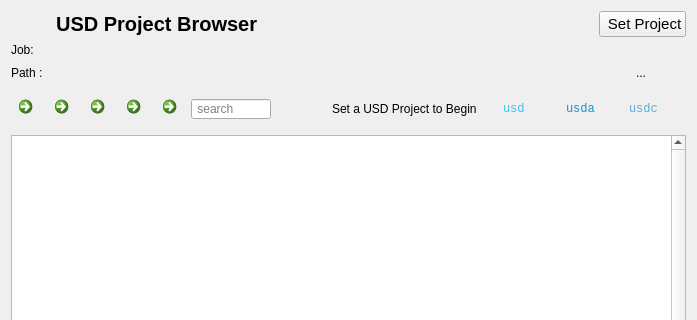
This is projectview.ui in scmacoll/USDbrowserdrafts as Qt 5 draws it before an edit; both pictures show x 0 to 697 and y 0 to 320 of the 697 by 772 pixel window. The edited form follows.
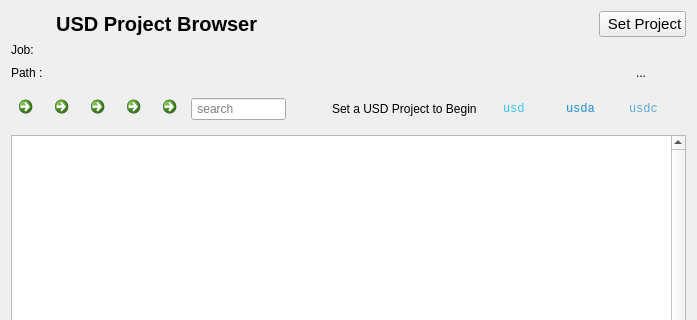
This is the edited form. Icons and pictures are not drawn.

Commit message: cleaned up init label

```diff
--- a/projectview.ui
+++ b/projectview.ui
@@ -267,21 +267,33 @@
           <bool>true</bool>
          </property>
          <property name="sizePolicy">
-          <sizepolicy hsizetype="Fixed" vsizetype="Fixed">
-           <horstretch>0</horstretch>
+          <sizepolicy hsizetype="Preferred" vsizetype="Preferred">
+           <horstretch>1</horstretch>
            <verstretch>0</verstretch>
           </sizepolicy>
          </property>
          <property name="minimumSize">
-          <size>
-           <width>40</width>
-           <height>0</height>
-          </size>
-         </property>
-         <property name="maximumSize">
           <size>
            <width>80</width>
-           <height>20</height>
+           <height>0</height>
+          </size>
+         </property>
+         <property name="maximumSize">
+          <size>
+           <width>100000</width>
+           <height>100000</height>
+          </size>
+         </property>
+         <property name="sizeIncrement">
+          <size>
+           <width>1</width>
+           <height>0</height>
+          </size>
+         </property>
+         <property name="baseSize">
+          <size>
+           <width>1</width>
+           <height>0</height>
           </size>
          </property>
          <property name="font">
@@ -310,25 +322,23 @@
         </widget>
        </item>
        <item>
-        <widget class="QLabel" name="cmtlbl_2">
-         <property name="sizePolicy">
-          <sizepolicy hsizetype="Fixed" vsizetype="Fixed">
-           <horstretch>0</horstretch>
-           <verstretch>0</verstretch>
-          </sizepolicy>
+        <spacer name="initspace">
+         <property name="orientation">
+          <enum>Qt::Horizontal</enum>
          </property>
-         <property name="minimumSize">
-          <size>
-           <width>0</width>
-           <height>0</height>
-          </size>
+         <property name="sizeType">
+          <enum>QSizePolicy::Fixed</enum>
          </property>
-         <property name="maximumSize">
+         <property name="sizeHint" stdset="0">
           <size>
-           <width>400</width>
+           <width>40</width>
            <height>20</height>
           </size>
          </property>
+        </spacer>
+       </item>
+       <item alignment="Qt::AlignHCenter">
+        <widget class="QLabel" name="startlbl">
          <property name="text">
           <string>Set a USD Project to Begin</string>
          </property>
```
Left out of the diff: 24 changed lines with no effect on the pictures. The commit also changes 2 other files.
